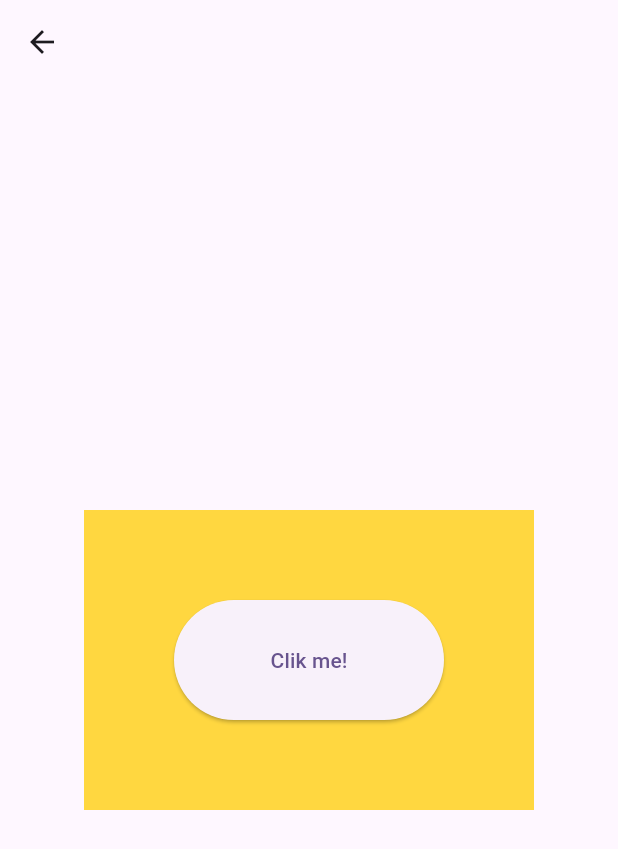
After one commit to Inoyatovlee/Flutter-widgets, a Flutter app: the FractionallySizedBoxPage screen opened directly, on a phone screen of 412 x 824 dp. The commit adds this screen. Shown: the top 849 px of the screen. Run offline on Flutter 3.47's test engine with Material 3 defaults, Android fonts, the phone set to English and light mode, and no system bars; our stand-ins replace fl_chart, get, permission_handler; missing offline and left inert: dart:ffi, dart:js_util.

Commit message:
FractionallySizedBox  Page

```diff
--- /dev/null
+++ b/lib/widgets/FractionallySizedBoxPage_.dart
@@ -0,0 +1,64 @@
+import 'package:flutter/material.dart';
+
+class FractionallySizedBoxPage extends StatefulWidget {
+  const FractionallySizedBoxPage({super.key});
+
+  @override
+  State<FractionallySizedBoxPage> createState() =>
+      _FractionallySizedBoxPageState();
+}
+
+class _FractionallySizedBoxPageState extends State<FractionallySizedBoxPage> {
+  @override
+  Widget build(BuildContext context) {
+    return Scaffold(
+        appBar: AppBar(),
+        body: Center(
+          child: Container(
+            width: 300,
+            height: 200,
+            color: Colors.amberAccent,
+            child: FractionallySizedBox(
+              widthFactor: 0.6,
+              heightFactor: 0.4,
+              child: ElevatedButton(
+                onPressed: () {},
+                child: const Text("Clik me!"),
+              ),
+            ),
+          ),
+        ));
+  }
+}
+
+/*
+Column(
+        children: [
+          Container(
+            height: 200,
+            color: Colors.amberAccent,
+          ),
+          const Flexible(
+            child: FractionallySizedBox(
+              heightFactor: 0.2,
+            ),
+          ),
+          Container(
+            height: 200,
+            color: Colors.blue,
+          )
+        ],
+      ),
+*/
+
+/*
+Center(
+        child: FractionallySizedBox(
+          widthFactor: 0.5,
+          child: ElevatedButton(
+            onPressed: () {},
+            child: Text("Clik me"),
+          ),
+        ),
+      ),
+*/
--- a/lib/widgets/fitted_box.dart
+++ b/lib/widgets/fitted_box.dart
@@ -1,6 +1,6 @@
 //
 //   bu moslashtirib beradi  .qolganlari yozilmagan
-// va bu yerda rasim chiqib qolmay moslashtirib bergan
+//   va bu yerda rasim chiqib qolmay moslashtirib bergan
 import 'package:flutter/material.dart';
 import 'package:flutter_widgets/config/img.dart';
 
@@ -11,6 +11,7 @@ class fitted_boxPage extends StatefulWidget {
   State<fitted_boxPage> createState() => _fitted_boxPageState();
 }
 
+// ignore: camel_case_types
 class _fitted_boxPageState extends State<fitted_boxPage> {
   @override
   Widget build(BuildContext context) {
@@ -19,7 +20,7 @@ class _fitted_boxPageState extends State<fitted_boxPage> {
       body: FittedBox(
         child: Row(
           children: [
-            Text(
+            const Text(
               "Fscbcysb unncnue aidj",
               style: TextStyle(fontSize: 30),
             ),
```
